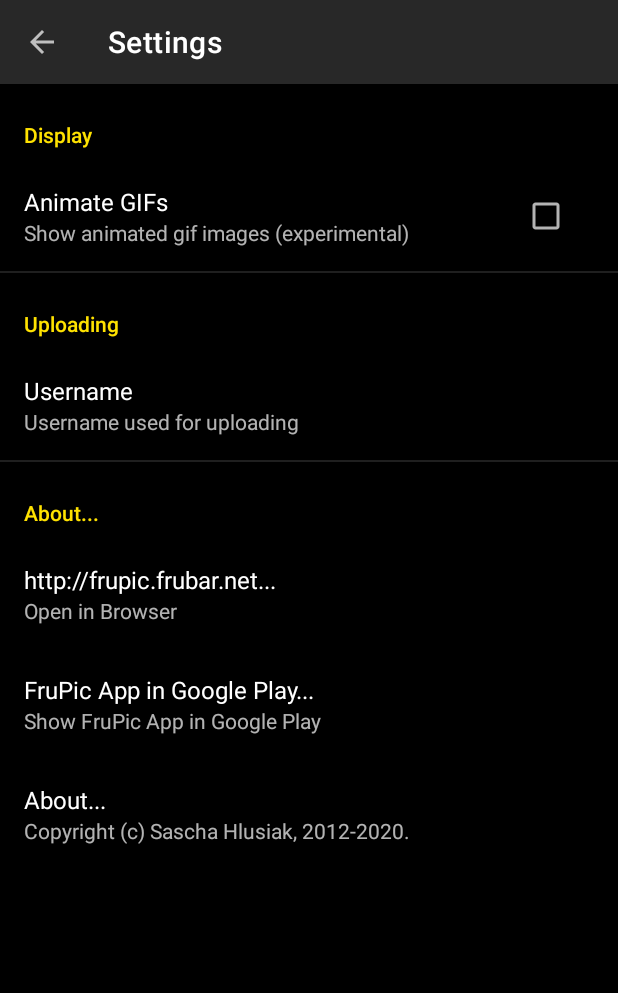
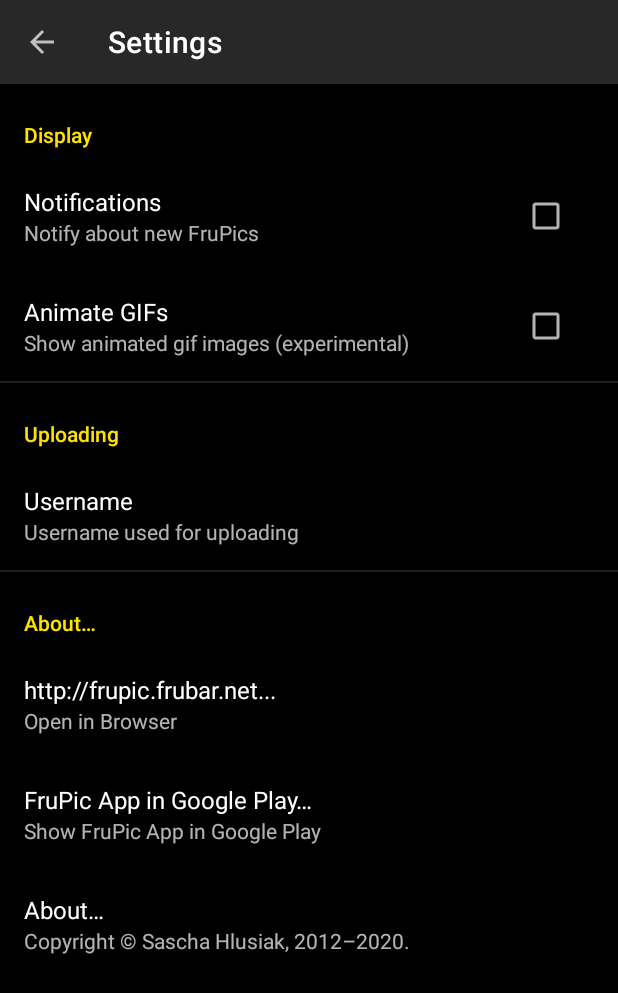
Before and after one commit to shlusiak/FruPic-App, an Android app: the screen it shows after launch (FrupicPreferencesActivity), in the options menu, after a tap on "Settings", on a phone screen of 412 x 824 dp. Shown: the top 993 px of the screen. Run offline under Robolectric (Android 15) with nearby library versions, the phone set to English and light mode, and no system bars; our stand-ins replace Dagger/Hilt's generated code, Picasso, androidx.preference; libraries missing offline, so code that uses them is left out: me.leolin.shortcutbadger; pictures from the network do not load; 2 statements that could not run were skipped.

Commit message:
Finish notification service and manager

```diff
--- a/app/src/main/java/de/saschahlusiak/frupic/about/AboutActivity.kt
+++ b/app/src/main/java/de/saschahlusiak/frupic/about/AboutActivity.kt
@@ -7,10 +7,9 @@
 import de.saschahlusiak.frupic.R
 import kotlinx.android.synthetic.main.about_activity.*
 
-class AboutActivity : AppCompatActivity() {
+class AboutActivity : AppCompatActivity(R.layout.about_activity) {
     override fun onCreate(savedInstanceState: Bundle?) {
         super.onCreate(savedInstanceState)
-        setContentView(R.layout.about_activity)
 
         if (resources.configuration.screenLayout and Configuration.SCREENLAYOUT_SIZE_MASK != Configuration.SCREENLAYOUT_SIZE_XLARGE) {
             val params = window.attributes
--- a/app/src/main/java/de/saschahlusiak/frupic/app/FrupicRepository.kt
+++ b/app/src/main/java/de/saschahlusiak/frupic/app/FrupicRepository.kt
@@ -136,7 +136,7 @@
     private suspend fun updateBadgeCount() {
         val count = getNewFrupicCount()
         Log.d(tag, "Updating unread badge to $count")
-        ShortcutBadger.applyCountOrThrow(context, count)
+        ShortcutBadger.applyCount(context, count)
     }
 
     suspend fun getNewFrupicCount(): Int {
--- /dev/null
+++ b/app/src/main/java/de/saschahlusiak/frupic/app/NotificationManager.kt
@@ -0,0 +1,71 @@
+package de.saschahlusiak.frupic.app
+
+import android.app.NotificationChannel
+import android.app.NotificationManager
+import android.app.PendingIntent
+import android.content.Context
+import android.content.Intent
+import android.os.Build
+import android.util.Log
+import androidx.annotation.RequiresApi
+import androidx.core.app.NotificationCompat
+import androidx.core.app.NotificationManagerCompat
+import de.saschahlusiak.frupic.R
+import de.saschahlusiak.frupic.grid.GridActivity
+import javax.inject.Inject
+
+class NotificationManager @Inject constructor(
+    private val context: Context,
+    private val repository: FrupicRepository
+) {
+    private val nm = NotificationManagerCompat.from(context)
+
+    init {
+        if (Build.VERSION.SDK_INT >= Build.VERSION_CODES.O) {
+            createChannel()
+        }
+    }
+
+    @RequiresApi(api = Build.VERSION_CODES.O)
+    private fun createChannel() {
+        val channel = NotificationChannel(CHANNEL_UNSEEN, context.getString(R.string.channel_name_unseen), NotificationManager.IMPORTANCE_DEFAULT)
+        nm.createNotificationChannel(channel)
+    }
+
+    suspend fun updateUnseenNotification() {
+        val count = repository.getNewFrupicCount()
+        Log.d(tag, "Updating notification for $count unseen frupics")
+
+        if (count == 0) {
+            clearUnseenNotification()
+            return
+        }
+
+        val intent = Intent(context, GridActivity::class.java)
+        val pendingIntent = PendingIntent.getActivity(context, 2, intent, PendingIntent.FLAG_UPDATE_CURRENT)
+
+        val builder = NotificationCompat.Builder(context, CHANNEL_UNSEEN).apply {
+            color = context.getColor(R.color.brand_yellow_bright)
+            setContentTitle(context.getString(R.string.refresh_service_count_text, count))
+            setContentText(context.getString(R.string.refresh_service_title))
+            setSmallIcon(R.drawable.frupic_notification_new)
+            setNumber(count)
+            setAutoCancel(true)
+            setOngoing(false)
+
+            setContentIntent(pendingIntent)
+        }
+
+        nm.notify(NOTIFICATION_ID, builder.build())
+    }
+
+    fun clearUnseenNotification() {
+        nm.cancel(NOTIFICATION_ID)
+    }
+
+    companion object {
+        private val tag = NotificationManager::class.simpleName
+        private const val NOTIFICATION_ID = 2
+        private const val CHANNEL_UNSEEN = "unseen"
+    }
+}
--- a/app/src/main/java/de/saschahlusiak/frupic/app/UploadManager.kt
+++ b/app/src/main/java/de/saschahlusiak/frupic/app/UploadManager.kt
@@ -44,7 +44,7 @@
     }
 }
 
-data class UploadJob(
+internal data class UploadJob(
     val username: String,
     val tags: String,
     val file: File
--- a/app/src/main/java/de/saschahlusiak/frupic/app/job/SynchronizeJob.kt
+++ b/app/src/main/java/de/saschahlusiak/frupic/app/job/SynchronizeJob.kt
@@ -9,6 +9,7 @@
 import android.util.Log
 import de.saschahlusiak.frupic.app.App
 import de.saschahlusiak.frupic.app.FrupicRepository
+import de.saschahlusiak.frupic.app.NotificationManager
 import kotlinx.coroutines.*
 import javax.inject.Inject
 
@@ -17,6 +18,9 @@
 
     @Inject
     lateinit var repository: FrupicRepository
+
+    @Inject
+    lateinit var notificationManager: NotificationManager
 
     override fun onCreate() {
         super.onCreate()
@@ -31,8 +35,8 @@
     override fun onStartJob(params: JobParameters): Boolean {
         scope.launch {
             if (repository.synchronize()) {
-                // TODO: update badge count
-                // TODO: show notification
+                // Only after the scheduled run do we want to show notifications
+                notificationManager.updateUnseenNotification()
             }
             jobFinished(params, false)
         }
@@ -47,7 +51,7 @@
     companion object {
         private val tag = SynchronizeJob::class.simpleName
         private const val JOB_ID = 2
-        private const val INTERVAL_HOURS = 3
+        private const val INTERVAL_HOURS = 6
         private const val INTERVAL_MILLIS = INTERVAL_HOURS * 60 * 60 * 1000L
 
         /**
@@ -57,6 +61,7 @@
          */
         fun schedule(context: Context) {
             Log.d(tag, "Scheduling job")
+
             val js = context.getSystemService(Context.JOB_SCHEDULER_SERVICE) as JobScheduler
 
             val jobInfo = JobInfo.Builder(JOB_ID, ComponentName(context, SynchronizeJob::class.java)).apply {
@@ -72,6 +77,7 @@
          * Removes the currently scheduled job
          */
         fun unschedule(context: Context) {
+            Log.d(tag, "Unscheduling job")
             val js = context.getSystemService(Context.JOB_SCHEDULER_SERVICE) as JobScheduler
 
             js.cancel(JOB_ID)
--- a/app/src/main/java/de/saschahlusiak/frupic/gallery/GalleryActivity.kt
+++ b/app/src/main/java/de/saschahlusiak/frupic/gallery/GalleryActivity.kt
@@ -74,7 +74,6 @@
             })
         }
         viewPager.addOnPageChangeListener(this)
-
 
         val animateGifs = prefs.getBoolean("animatedgifs", true)
         adapter = GalleryAdapter(this, animateGifs, viewModel.storage, viewModel.downloadManager)
--- a/app/src/main/java/de/saschahlusiak/frupic/grid/GridFragment.kt
+++ b/app/src/main/java/de/saschahlusiak/frupic/grid/GridFragment.kt
@@ -15,6 +15,7 @@
 import androidx.fragment.app.Fragment
 import androidx.fragment.app.viewModels
 import androidx.lifecycle.Observer
+import androidx.preference.PreferenceManager
 import androidx.recyclerview.widget.GridLayoutManager
 import androidx.recyclerview.widget.RecyclerView
 import androidx.swiperefreshlayout.widget.SwipeRefreshLayout.OnRefreshListener
@@ -22,6 +23,7 @@
 import de.saschahlusiak.frupic.R
 import de.saschahlusiak.frupic.about.AboutActivity
 import de.saschahlusiak.frupic.app.App
+import de.saschahlusiak.frupic.app.NotificationManager
 import de.saschahlusiak.frupic.app.job.SynchronizeJob
 import de.saschahlusiak.frupic.detail.createDetailDialog
 import de.saschahlusiak.frupic.gallery.GalleryActivity
@@ -45,6 +47,9 @@
 
     @Inject
     lateinit var analytics: FirebaseAnalytics
+
+    @Inject
+    lateinit var notificationManager: NotificationManager
 
     override fun onCreate(savedInstanceState: Bundle?) {
         super.onCreate(savedInstanceState)
@@ -130,13 +135,28 @@
         super.onDestroy()
     }
 
+    override fun onStart() {
+        super.onStart()
+
+        // stop while we are visible, will schedule in onStop
+        SynchronizeJob.unschedule(requireContext())
+    }
+
+    override fun onStop() {
+        val prefs = PreferenceManager.getDefaultSharedPreferences(requireContext())
+
+        if (prefs.getBoolean("background_notifications", true)) {
+            SynchronizeJob.schedule(requireContext())
+        }
+
+        super.onStop()
+    }
+
     override fun onResume() {
         super.onResume()
         mReady = true
 
-        // Schedule automatically refreshing frupics
-        // TODO: add option to turn this on/off
-        SynchronizeJob.schedule(requireContext())
+        notificationManager.clearUnseenNotification()
     }
 
     override fun onPause() {
--- a/app/src/main/java/de/saschahlusiak/frupic/grid/GridViewModel.kt
+++ b/app/src/main/java/de/saschahlusiak/frupic/grid/GridViewModel.kt
@@ -10,6 +10,7 @@
 import de.saschahlusiak.frupic.app.App
 import de.saschahlusiak.frupic.app.FrupicStorage
 import de.saschahlusiak.frupic.app.FrupicRepository
+import de.saschahlusiak.frupic.app.NotificationManager
 import de.saschahlusiak.frupic.model.Frupic
 import kotlinx.coroutines.Dispatchers
 import kotlinx.coroutines.GlobalScope
@@ -29,6 +30,9 @@
 
     @Inject
     lateinit var storage: FrupicStorage
+
+    @Inject
+    lateinit var notificationManager: NotificationManager
 
     init {
         (app as App).appComponent.inject(this)
@@ -52,6 +56,7 @@
 
         GlobalScope.launch(Dispatchers.Main) {
             repository.markAllAsSeen()
+            notificationManager.clearUnseenNotification()
         }
     }
 
--- a/app/src/main/java/de/saschahlusiak/frupic/upload/UploadService.kt
+++ b/app/src/main/java/de/saschahlusiak/frupic/upload/UploadService.kt
@@ -86,7 +86,7 @@
 
     @RequiresApi(api = Build.VERSION_CODES.O)
     private fun createChannel() {
-        val channel = NotificationChannel(CHANNEL_UPLOAD, "Upload", NotificationManager.IMPORTANCE_LOW)
+        val channel = NotificationChannel(CHANNEL_UPLOAD, getString(R.string.channel_name_upload), NotificationManager.IMPORTANCE_LOW)
         notificationManager.createNotificationChannel(channel)
     }
 
--- a/app/src/main/res/values/strings.xml
+++ b/app/src/main/res/values/strings.xml
@@ -1,15 +1,18 @@
 <?xml version="1.0" encoding="utf-8"?>
 <resources>
     <string name="app_name">FruPic</string>
-    <string name="about">About...</string>
-    <string name="copyright">Copyright (c) Sascha Hlusiak, 2012-2020.</string>
+    <string name="about">About…</string>
+    <string name="copyright" translatable="false">Copyright © Sascha Hlusiak, 2012–2020.</string>
     <string name="about_frupic">About FruPic App</string>
     <string name="gotowebsite">Open in Browser</string>
     <string name="refresh">Refresh</string>
     <string name="details">Details</string>
     <string name="openinbrowser">Open in Browser</string>
-    <string name="frupic_in_the_market">FruPic App in Google Play...</string>
+    <string name="frupic_in_the_market">FruPic App in Google Play…</string>
     <string name="frupic_in_the_market_long">Show FruPic App in Google Play</string>
+
+    <string name="channel_name_upload">Uplaod</string>
+    <string name="channel_name_unseen">New FruPics</string>
 
     <string name="details_posted_by">Posted by:</string>
     <string name="details_tags">Tags:</string>
@@ -28,12 +31,12 @@
     <string name="unseen">New</string>
     <string name="starred">Starred</string>
 
-    <string name="please_wait">Please wait...</string>
+    <string name="please_wait">Please wait…</string>
     <string name="fetching_image_message">Fetching %1$s</string>
     <string name="download">Download</string>
     <string name="error_no_storage">External storage not available</string>
 
-    <string name="waiting_to_start">scheduled...</string>
+    <string name="waiting_to_start">scheduled…</string>
 
     <string name="upload">Upload</string>
     <string name="uploading_toast">Upload in progess</string>
@@ -41,7 +44,8 @@
     <string name="cannot_connect">Cannot establish connection</string>
     <string name="error_reading_response">Error reading response</string>
 
-    <string name="refresh_service_count_text">%1$d new frupics</string>
+    <string name="refresh_service_count_text">%1$d new FruPics</string>
+    <string name="refresh_service_title">You have unseen FruPics</string>
 
     <string name="upload_to_frupic">FruPic</string>
     <string name="upload_posted_by_label">Username</string>
@@ -71,6 +75,9 @@
     <string name="preferences_upload_username">Username</string>
     <string name="preferences_upload_username_summary">Username used for uploading</string>
 
+    <string name="preferences_refresh_summary">Notify about new FruPics</string>
+    <string name="preferences_refresh">Notifications</string>
+
     <string-array name="cache_labels">
         <item>1 MB</item>
         <item>4 MB</item>
--- a/app/src/main/res/xml/preferences.xml
+++ b/app/src/main/res/xml/preferences.xml
@@ -6,6 +6,14 @@
     <PreferenceCategory
         android:title="@string/preferences_display"
         app:iconSpaceReserved="false">
+
+        <CheckBoxPreference
+            android:defaultValue="1"
+            android:key="background_notifications"
+            android:persistent="true"
+            android:summary="@string/preferences_refresh_summary"
+            android:title="@string/preferences_refresh"
+            app:iconSpaceReserved="false" />
 
         <CheckBoxPreference
             android:defaultValue="1"
```
Also changed, not shown: 1 other file.
